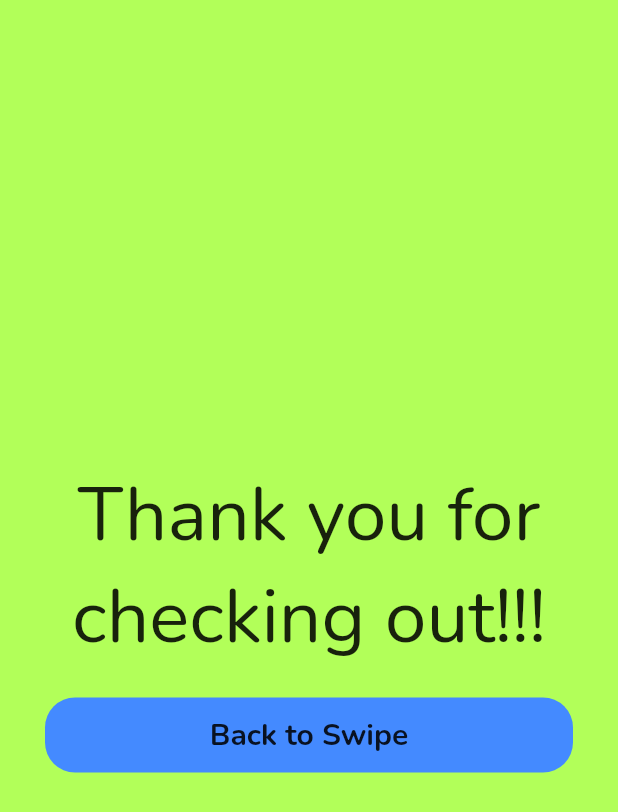
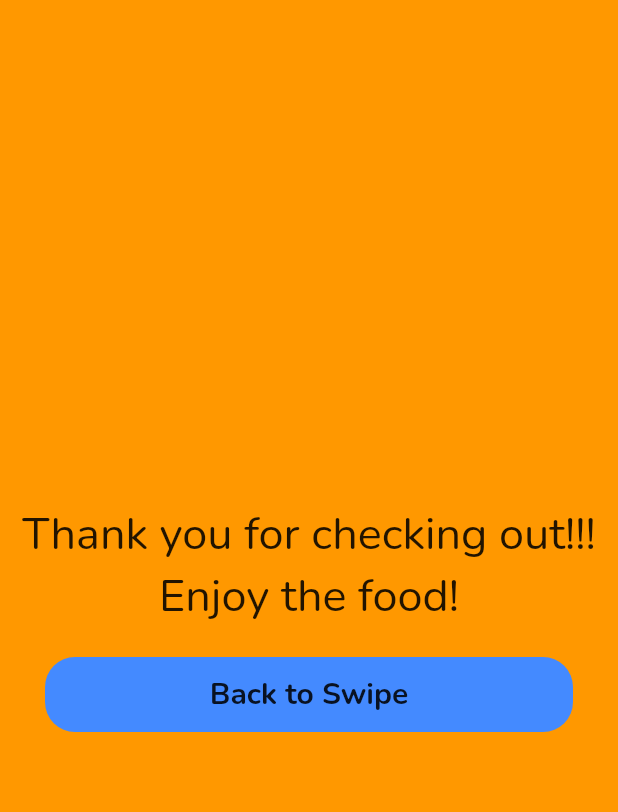
Before and after one commit to sawamotokai/combat-food, a Flutter app: the CheckedoutPage screen opened directly, on a phone screen of 412 x 824 dp. Shown: the top 812 px of the screen. Run offline on Flutter 3.47's test engine with Material 2 defaults, Android fonts, the phone set to English and light mode, and no system bars; our stand-ins replace cloud_firestore, datetime_picker_formfield, dio, firebase_auth, firebase_core, firebase_storage and 9 more; accounts and stored records are empty; generated files the repository leaves out were written again; network calls fail.

Commit message:
changed color of checkout, about layout

```diff
--- a/lib/screens/about/base_image.dart
+++ b/lib/screens/about/base_image.dart
@@ -9,7 +9,7 @@ class BaseLayout extends StatelessWidget {
       child: Column(
         children: [
           const Text(
-            '\n\nOur Approach',
+            '\nOur Approach',
             style: TextStyle(color: Colors.white),
             textAlign: TextAlign.center,
           ),
--- a/lib/screens/about/message.dart
+++ b/lib/screens/about/message.dart
@@ -12,7 +12,7 @@ class Message extends StatelessWidget {
       padding: const EdgeInsets.only(top: 4, bottom: 0),
       child: Container(
         decoration: BoxDecoration(
-          color: Colors.brown.shade300,
+          color: Colors.brown.shade100,
         ),
         width: double.infinity,
         // height: 120,
--- a/lib/screens/home/home.dart
+++ b/lib/screens/home/home.dart
@@ -23,8 +23,8 @@ class HomeScreen extends StatelessWidget {
             return const Text('error');
           }
           if (snapshot.hasData) {
-            return Dashboard();
-            // return SwipeScreen();
+            // return Dashboard();
+            return SwipeScreen();
             // return LoginScreen();
           }
           return LoginScreen();
--- a/lib/screens/swipe/checkedout_page.dart
+++ b/lib/screens/swipe/checkedout_page.dart
@@ -9,15 +9,15 @@ class CheckedoutPage extends StatelessWidget {
     return Scaffold(
       body: Container(
         width: double.infinity,
-        color: Colors.lightGreenAccent,
+        color: Colors.orange,
         child: Column(
           mainAxisAlignment: MainAxisAlignment.center,
           children: [
             const Center(
               child: Text(
-                'Thank you for checking out!!!',
+                'Thank you for checking out!!!\nEnjoy the food!',
                 style: TextStyle(
-                  fontSize: 50,
+                  fontSize: 30,
                 ),
                 textAlign: TextAlign.center,
               ),
```
